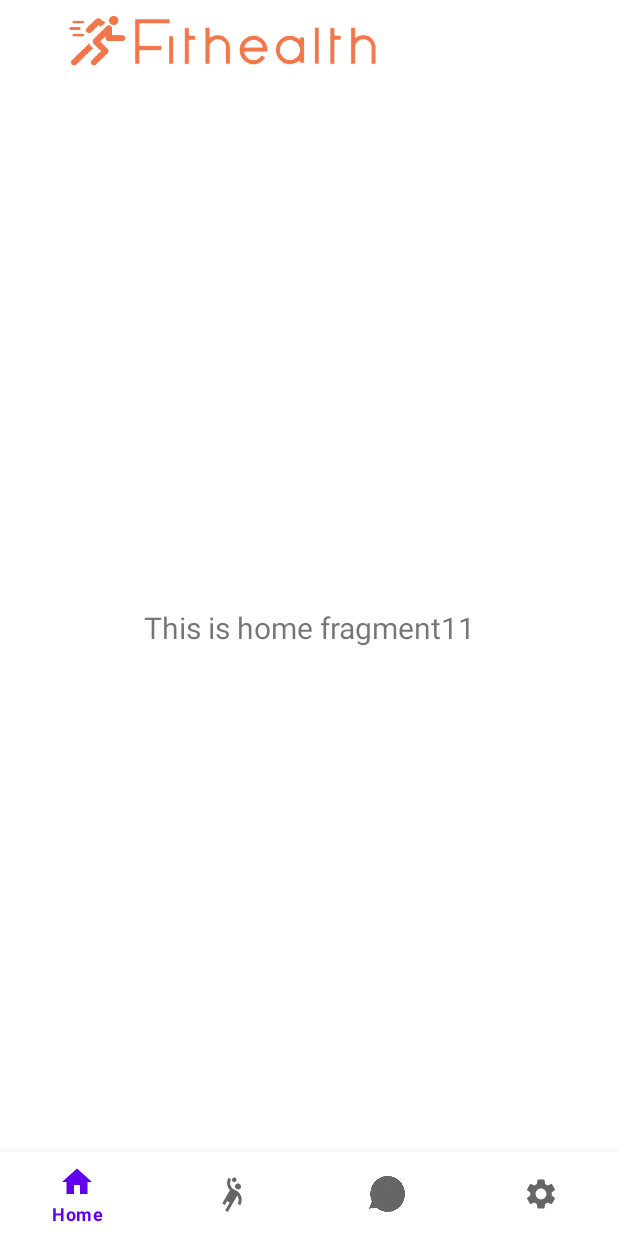
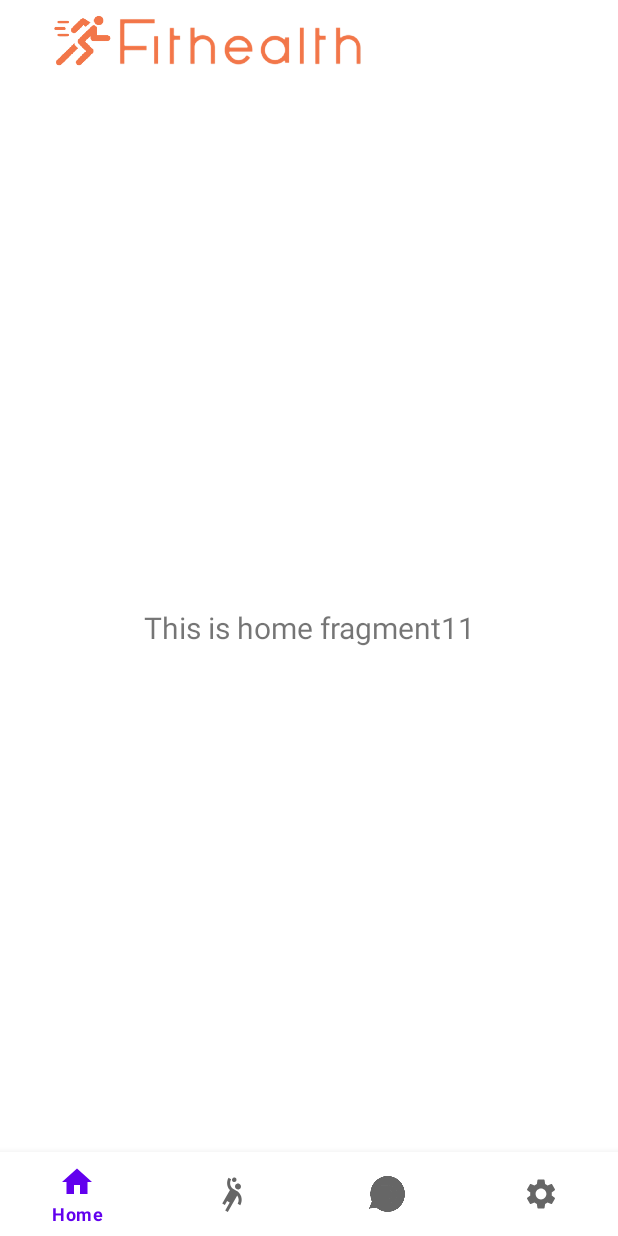
Before and after one commit to FitHealthTeam/FitHealth, an Android app: the screen it shows after launch (MainActivity), on a phone screen of 412 x 824 dp. Run offline under Robolectric (Android 15) with nearby library versions, the light colour scheme and no system bars; our stand-ins replace navigation-ui.

Commit message:
Update activity_main.xml

```diff
--- a/app/src/main/res/layout/activity_main.xml
+++ b/app/src/main/res/layout/activity_main.xml
@@ -38,7 +38,7 @@
         android:id="@+id/imageView4"
         android:layout_width="225dp"
         android:layout_height="0dp"
-        android:layout_marginStart="25dp"
+        android:layout_marginStart="5dp"
         android:layout_marginEnd="143dp"
         app:layout_constraintBottom_toTopOf="@+id/nav_host_fragment_activity_main"
         app:layout_constraintEnd_toEndOf="parent"
```
